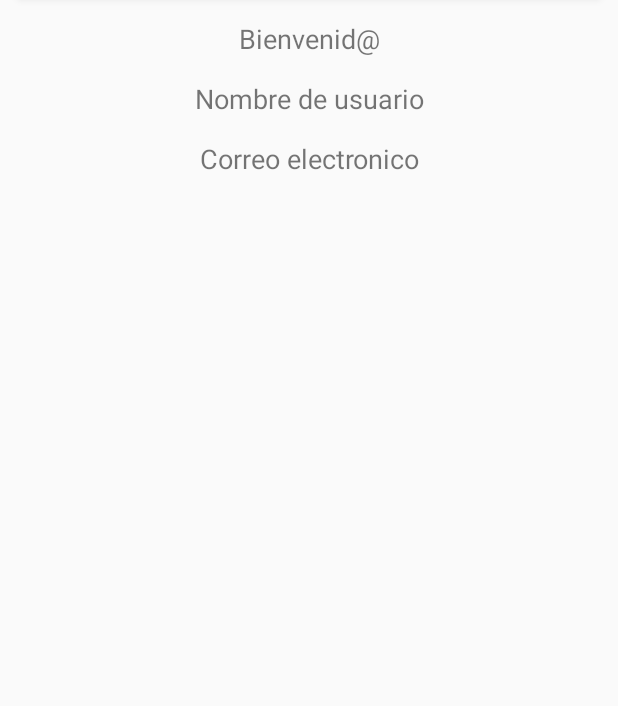
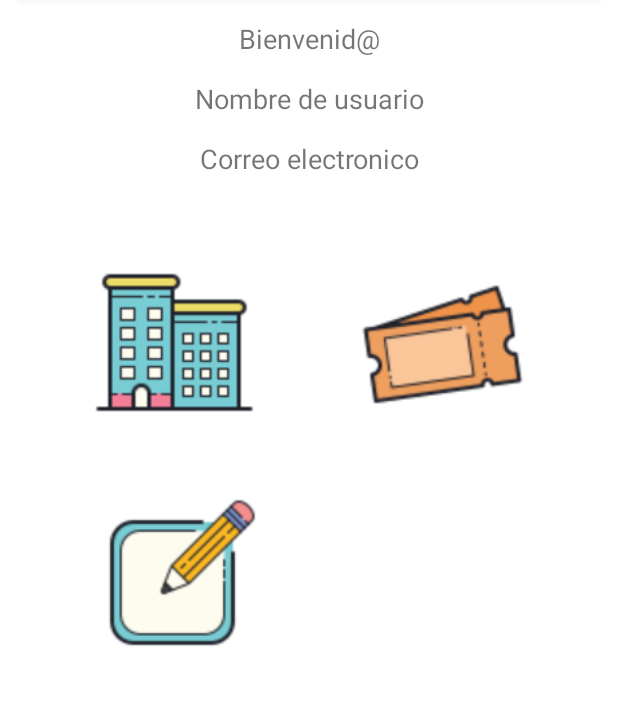
Before and after one commit to KikeMccy/PI8_Turnos, an Android app: the PrincipalActivity screen opened directly, with no data from a screen before it, on a phone screen of 412 x 824 dp, the part 95-801 px from its top. Run offline under Robolectric (Android 15) with nearby library versions, the phone set to English and light mode, and no system bars; our stand-ins replace Firebase (no records; nobody signed in at launch, a user with empty details on screens opened directly).

Commit message:
Fabricio Baño commit

```diff
--- a/app/src/main/java/com/example/pi8_turnos/PrincipalActivity.java
+++ b/app/src/main/java/com/example/pi8_turnos/PrincipalActivity.java
@@ -58,6 +58,7 @@ public class PrincipalActivity extends AppCompatActivity {
             @Override
             public void onCancelled(@NonNull DatabaseError error) {
 
+
             }
         });
     }
--- /dev/null
+++ b/app/src/main/res/drawable/boton_crear_institucion.xml
@@ -0,0 +1,9 @@
+<?xml version="1.0" encoding="utf-8"?>
+<selector xmlns:android="http://schemas.android.com/apk/res/android">
+    <item android:state_pressed="true"
+        android:drawable="@drawable/crear_nueva_institucion" /> <!-- presionado -->
+    <item android:state_focused="true"
+        android:drawable="@drawable/crear_nueva_institucion" /> <!-- centrado -->
+    <item android:drawable="@drawable/crear_nueva_institucion" /> <!-- Por Defecto -->
+
+</selector>
--- /dev/null
+++ b/app/src/main/res/drawable/boton_menu_principal.xml
@@ -0,0 +1,9 @@
+<?xml version="1.0" encoding="utf-8"?>
+<selector xmlns:android="http://schemas.android.com/apk/res/android">
+    <item android:state_pressed="true"
+        android:drawable="@drawable/icon_instituciones" /> <!-- presionado -->
+    <item android:state_focused="true"
+        android:drawable="@drawable/icon_instituciones" /> <!-- centrado -->
+    <item android:drawable="@drawable/icon_instituciones" /> <!-- Por Defecto -->
+
+</selector>
--- /dev/null
+++ b/app/src/main/res/drawable/boton_ver_turnos.xml
@@ -0,0 +1,9 @@
+<?xml version="1.0" encoding="utf-8"?>
+<selector xmlns:android="http://schemas.android.com/apk/res/android">
+    <item android:state_pressed="true"
+        android:drawable="@drawable/tiket_turno" /> <!-- presionado -->
+    <item android:state_focused="true"
+        android:drawable="@drawable/tiket_turno" /> <!-- centrado -->
+    <item android:drawable="@drawable/tiket_turno" /> <!-- Por Defecto -->
+
+</selector>
--- a/app/src/main/res/layout/activity_principal.xml
+++ b/app/src/main/res/layout/activity_principal.xml
@@ -5,6 +5,7 @@
     android:layout_width="match_parent"
     android:layout_height="match_parent"
     android:orientation="vertical"
+    android:background="@color/white"
     tools:context=".PrincipalActivity">
 
     <androidx.appcompat.widget.Toolbar
@@ -19,6 +20,7 @@
         android:minHeight="?attr/actionBarSize"
         android:theme="@style/ThemeOverlay.AppCompat.DayNight.ActionBar"
         />
+
     <TextView
         android:id="@+id/txt_bienvedida"
         android:layout_width="match_parent"
@@ -47,5 +49,54 @@
         android:textSize="18sp"
         />
 
+    <LinearLayout
+    android:layout_width="match_parent"
+    android:layout_height="wrap_content"
+    android:orientation="horizontal">
+
+
+        <ImageButton
+            android:id="@+id/img_btn_instituciones"
+            android:layout_width="130dp"
+            android:layout_height="130dp"
+            android:layout_marginLeft="50dp"
+            android:layout_marginTop="30dp"
+            android:background="@drawable/boton_menu_principal"
+            />
+
+    <ImageButton
+        android:id="@+id/img_btn_turnos"
+        android:layout_width="130dp"
+        android:layout_height="130dp"
+        android:layout_marginLeft="50dp"
+        android:layout_marginTop="30dp"
+        android:background="@drawable/boton_ver_turnos"
+         />
+</LinearLayout>
+    <LinearLayout
+        android:layout_width="match_parent"
+        android:layout_height="wrap_content"
+        android:orientation="horizontal">
+
+
+        <ImageButton
+            android:id="@+id/img_btn_crear"
+            android:layout_width="130dp"
+            android:layout_height="130dp"
+            android:layout_marginLeft="50dp"
+            android:layout_marginTop="30dp"
+            android:background="@drawable/boton_crear_institucion" />
+
+        <!--<ImageButton
+            android:id="@+id/img_btn_otros"
+            android:layout_width="130dp"
+            android:layout_height="130dp"
+            android:layout_marginLeft="50dp"
+            android:layout_marginTop="30dp"
+            android:background="@drawable/boton_registar"
+            tools:srcCompat="@drawable/tiket_turno" />-->
+    </LinearLayout>
+
+
 
 </LinearLayout>
--- a/app/src/main/res/layout/activity_registro.xml
+++ b/app/src/main/res/layout/activity_registro.xml
@@ -13,7 +13,7 @@
         android:gravity="center"
         android:orientation="horizontal" >
         <ImageView
-            android:id="@+id/img_aad_user"
+            android:id="@+id/img_add_user"
             android:layout_width="wrap_content"
             android:layout_height="150dp"
             android:contentDescription="Add user"
```
Also changed, not shown: app/src/main/res/drawable-mdpi/crear_nueva_institucion.png (added), app/src/main/res/drawable-mdpi/icon_instituciones.png (added), app/src/main/res/drawable-mdpi/tiket_turno.png (added).
